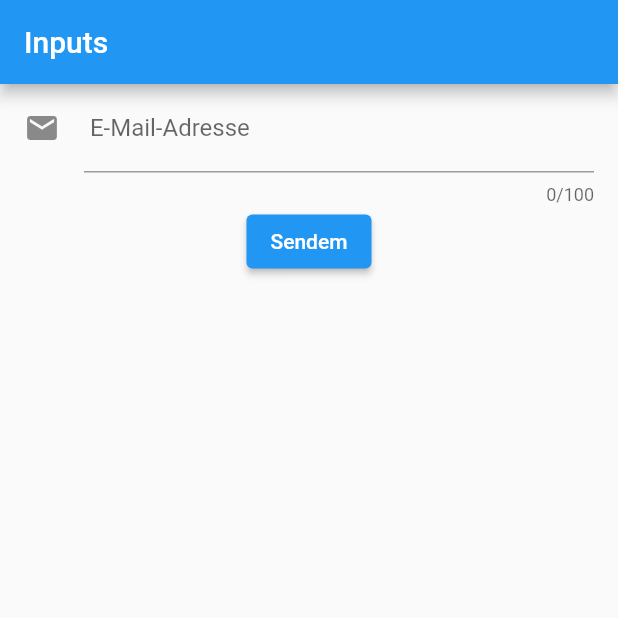
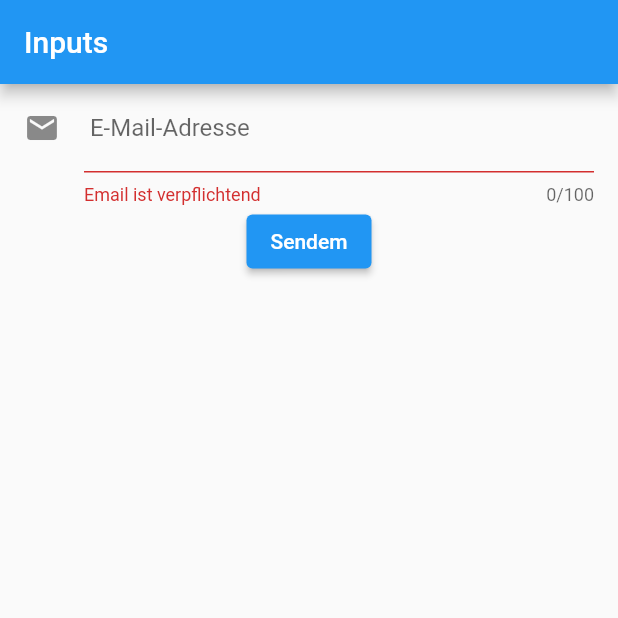
Before and after one commit to Mr-Phil1/My-third-Flutter-App, a Flutter app: the screen it shows after launch, after a tap on "Sendem", on a phone screen of 412 x 824 dp, the top half of it. Run offline on Flutter 3.47's test engine with Material 2 defaults, Android fonts, the phone set to English and light mode, and no system bars.

Commit message:
modify inputs.dart * email-validate

```diff
--- a/lib/inputs.dart
+++ b/lib/inputs.dart
@@ -23,10 +23,24 @@ class MyInputDemo extends StatefulWidget {
 class MyInputDemoState extends State<MyInputDemo> {
   final GlobalKey<FormState> _formKey = GlobalKey<FormState>();
 
+  AutovalidateMode _autoValidate = AutovalidateMode.disabled;
+
+  String? _validateEmail(String? value) {
+    final emailExp = RegExp(r'^[A-Za-z0-9.-]+@[A-Za-z0-9.-]+\.[a-zA-Z]+$');
+    if (value!.isEmpty) {
+      return "Email ist verpflichtend";
+    }
+    if (!emailExp.hasMatch(value)) {
+      return "Ungültige Email";
+    }
+    return null;
+  }
+
   @override
   Widget build(BuildContext context) {
     return Scaffold(
       body: Form(
+        autovalidateMode: _autoValidate,
         key: _formKey,
         child: Scrollbar(
           child: SingleChildScrollView(
@@ -40,9 +54,7 @@ class MyInputDemoState extends State<MyInputDemo> {
                     labelText: ' E-Mail-Adresse',
                   ),
                   onSaved: (value) => print(value),
-                  validator: (value) {
-                    return null;
-                  },
+                  validator: (value) => _validateEmail(value),
                   keyboardType: TextInputType.emailAddress,
                   maxLength: 100,
                   maxLengthEnforcement: MaxLengthEnforcement.enforced,
@@ -61,5 +73,10 @@ class MyInputDemoState extends State<MyInputDemo> {
     );
   }
 
-  void _handleSubmitButton() {}
+  void _handleSubmitButton() {
+    final form = _formKey.currentState;
+    if (!form!.validate()) {
+      _autoValidate = AutovalidateMode.always;
+    }
+  }
 }
```
